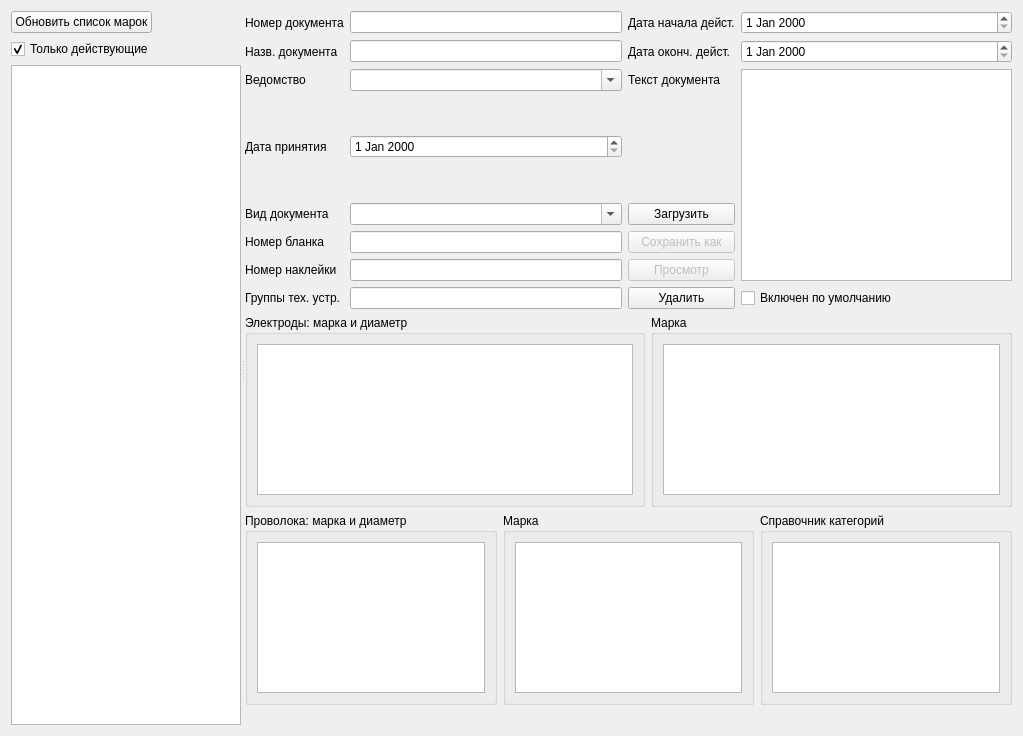
Above: formdoc.ui from Sergeyego/el_sert before the change. Below: the same form after it.
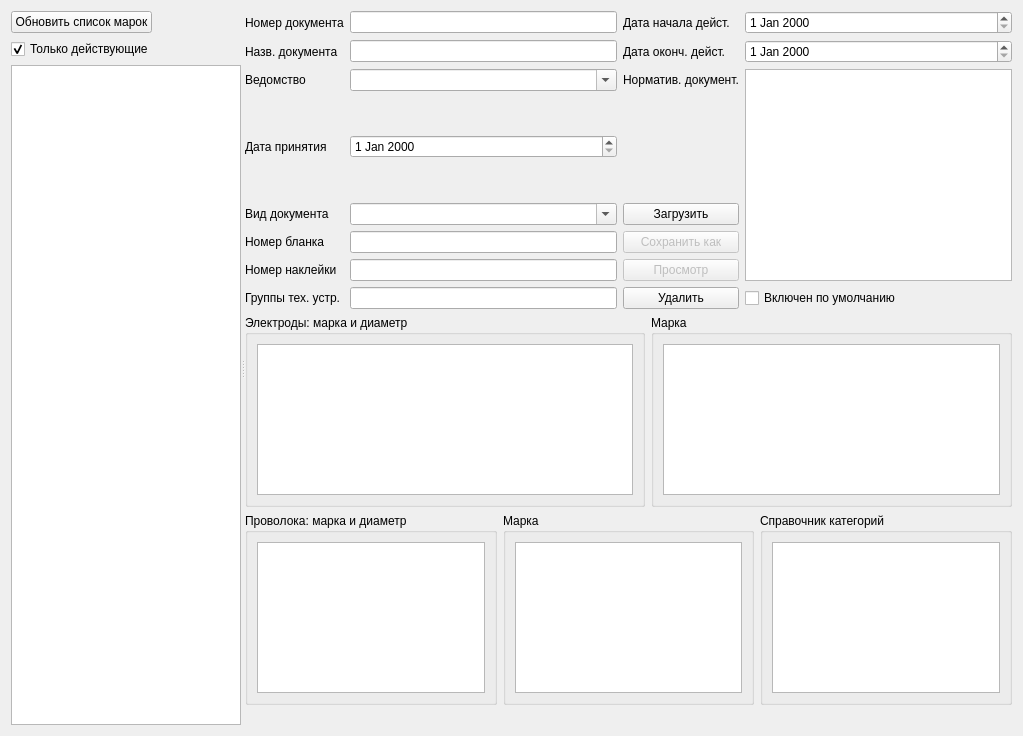
That is the form after the change. Icons and pictures are not drawn. Custom widgets are drawn as their Qt base class.

What changed in the file:
```diff
--- a/formdoc.ui
+++ b/formdoc.ui
@@ -116,9 +116,6 @@
            </property>
           </widget>
          </item>
-         <item row="2" column="3" rowspan="5">
-          <widget class="QPlainTextEdit" name="textEditDoc"/>
-         </item>
          <item row="7" column="2">
           <widget class="QPushButton" name="pushButtonDel">
            <property name="text">
@@ -182,7 +179,7 @@
          <item row="2" column="2">
           <widget class="QLabel" name="label_10">
            <property name="text">
-            <string>Текст документа</string>
+            <string>Норматив. документ.</string>
            </property>
           </widget>
          </item>
@@ -258,6 +255,9 @@
            </property>
           </widget>
          </item>
+         <item row="2" column="3" rowspan="5">
+          <widget class="DbViewer" name="tableViewTu"/>
+         </item>
         </layout>
        </item>
        <item>
@@ -364,16 +364,16 @@
   </layout>
  </widget>
  <customwidgets>
+  <customwidget>
+   <class>DateEdit</class>
+   <extends>QDateEdit</extends>
+   <header>db/dbviewer.h</header>
+  </customwidget>
   <customwidget>
    <class>DbViewer</class>
    <extends>QTableView</extends>
    <header>db/dbviewer.h</header>
   </customwidget>
-  <customwidget>
-   <class>DateEdit</class>
-   <extends>QDateEdit</extends>
-   <header>db/dbviewer.h</header>
-  </customwidget>
   <customwidget>
    <class>CustomDateEdit</class>
    <extends>QDateEdit</extends>
```
Left out of the diff: 1 changed line with no effect on the pictures.
